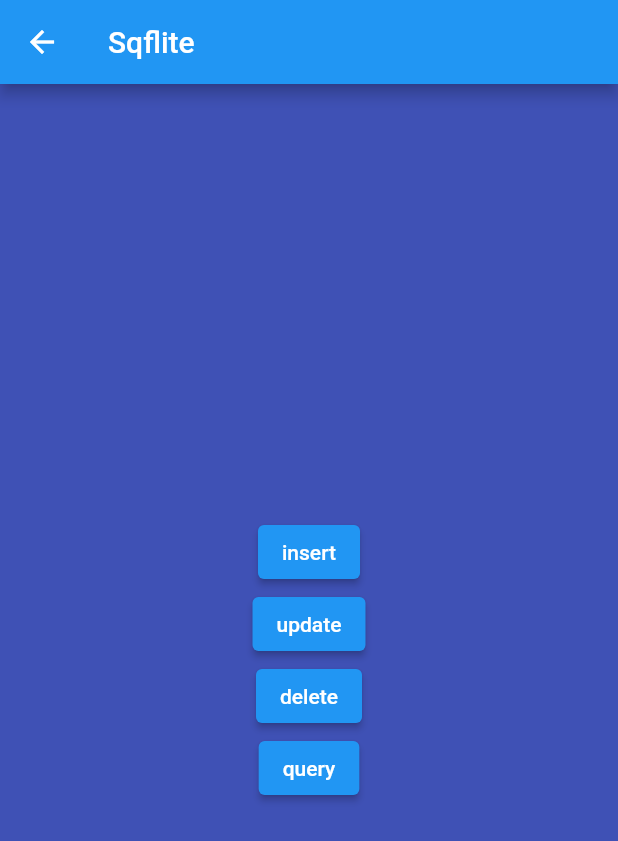
After one commit to poseidonKey/my_karaoke_new_sql, a Flutter app: the screen it shows after launch, after a tap on "SQL Test -- GG Teacher", on a phone screen of 412 x 824 dp. The commit adds this screen. Shown: the top 841 px of the screen. Run offline on Flutter 3.47's test engine with Material 2 defaults, Android fonts, the light colour scheme and no system bars; our stand-ins replace sqflite; accounts and stored records are empty.

Commit message:
sql 테스트 까지

```diff
--- a/lib/main.dart
+++ b/lib/main.dart
@@ -1,7 +1,13 @@
 import 'package:flutter/material.dart';
 import 'package:my_karaoke_new_sql/providers/my_changenotifier_provider.dart';
 import 'package:my_karaoke_new_sql/screens/my_changenotifierprovider_screen.dart';
+import 'package:my_karaoke_new_sql/screens/songs_list_screen.dart';
+import 'package:my_karaoke_new_sql/screens/sql_test_gg_screen.dart';
+import 'package:my_karaoke_new_sql/screens/test_data_create.dart';
 import 'package:provider/provider.dart';
+
+import 'datas/song_item.dart';
+import 'db/db_helper.dart';
 
 void main() => runApp(const MyApp());
 
@@ -45,6 +51,23 @@ class MyHomePage extends StatelessWidget {
                   Navigator.push(
                     context,
                     MaterialPageRoute(builder: (context) {
+                      return const TestDataCreate();
+                    }),
+                  );
+                },
+                child: const Text(
+                  'Test SQL Manage',
+                  style: TextStyle(fontSize: 20),
+                ),
+              ),
+              const SizedBox(
+                height: 20,
+              ),
+              ElevatedButton(
+                onPressed: () {
+                  Navigator.push(
+                    context,
+                    MaterialPageRoute(builder: (context) {
                       return const MyChangeNotifierProviderScreen();
                     }),
                   );
@@ -54,10 +77,69 @@ class MyHomePage extends StatelessWidget {
                   style: TextStyle(fontSize: 20),
                 ),
               ),
+              const SizedBox(
+                height: 20,
+              ),
+              ElevatedButton(
+                onPressed: () {
+                  Navigator.push(
+                    context,
+                    MaterialPageRoute(builder: (context) {
+                      return const SongsListScreen();
+                    }),
+                  );
+                },
+                child: const Text(
+                  'My Song Load',
+                  style: TextStyle(fontSize: 20),
+                ),
+              ),
+              const SizedBox(
+                height: 20,
+              ),
+              ElevatedButton(
+                onPressed: () {
+                  Navigator.push(
+                    context,
+                    MaterialPageRoute(builder: (context) {
+                      return const SongsListScreen();
+                    }),
+                  );
+                },
+                child: const Text(
+                  'My Song Test data load ',
+                  style: TextStyle(fontSize: 20),
+                ),
+              ),
+              const SizedBox(
+                height: 20,
+              ),
+              ElevatedButton(
+                onPressed: () {
+                  Navigator.push(
+                    context,
+                    MaterialPageRoute(builder: (context) {
+                      return const SQLTestGGScreen();
+                    }),
+                  );
+                },
+                child: const Text(
+                  'SQL Test -- GG Teacher',
+                  style: TextStyle(fontSize: 20),
+                ),
+              ),
             ],
           ),
         ),
       ),
     );
   }
+
+  Future showData() async {
+    DbHelper helper = DbHelper();
+    List<SongItem>? songList;
+    await helper.openDb();
+    songList = await helper.getLists();
+    print(songList.length);
+  }
 }
--- /dev/null
+++ b/lib/screens/sql_test_gg_screen.dart
@@ -0,0 +1,123 @@
+import 'package:flutter/material.dart';
+import 'package:sqflite/sqflite.dart';
+
+class SQLTestGGScreen extends StatefulWidget {
+  const SQLTestGGScreen({super.key});
+
+  @override
+  State<SQLTestGGScreen> createState() => _SQLTestGGScreenState();
+}
+
+class _SQLTestGGScreenState extends State<SQLTestGGScreen> {
+  @override
+  void initState() {
+    super.initState();
+    _createTable();
+  }
+
+  var db;
+
+  _createTable() async {
+    db = await openDatabase("my_db.db", version: 1,
+        onCreate: (Database db, int version) async {
+      await db.execute('''
+            CREATE TABLE User (
+              id INTEGER PRIMARY KEY,
+              name TEXT,
+              address Text
+            )
+            ''');
+    }, onUpgrade: (Database db, int oldVersion, int newVersion) {});
+  }
+
+  int lastId = 0;
+
+  insert() async {
+    lastId++;
+    User user = User.fromData('name$lastId', 'seoul$lastId');
+    lastId = await db.insert("User", user.toMap());
+    print('${user.toMap()}');
+  }
+
+  update() async {
+    User user = User.fromData('name${lastId - 1}', 'seoul${lastId - 1}');
+    await db.update("User", user.toMap(), where: 'id=?', whereArgs: [lastId]);
+  }
+
+  delete() async {
+    await db.delete('User', where: 'id=?', whereArgs: [lastId]);
+    lastId--;
+  }
+
+  query() async {
+    List<Map> maps = await db.query(
+      'User',
+      columns: ['id', 'name', 'address'],
+    );
+    List<User> users = List.empty(growable: true);
+    for (var element in maps) {
+      users.add(User.fromMap(element as Map<String, Object?>));
+    }
+    if (maps.isNotEmpty) {
+      print('select: ${maps.first}');
+    }
+    for (var user in users) {
+      print('${user.name}');
+    }
+  }
+
+  @override
+  Widget build(BuildContext context) {
+    return Scaffold(
+      appBar: AppBar(title: const Text("Sqflite")),
+      body: Container(
+        color: Colors.indigo,
+        child: Center(
+          child: Column(
+            mainAxisAlignment: MainAxisAlignment.center,
+            children: (<Widget>[
+              ElevatedButton(
+                onPressed: insert,
+                child: const Text('insert'),
+              ),
+              ElevatedButton(
+                onPressed: update,
+                child: const Text('update'),
+              ),
+              ElevatedButton(
+                onPressed: delete,
+                child: const Text('delete'),
+              ),
+              ElevatedButton(
+                onPressed: query,
+                child: const Text('query'),
+              ),
+            ]),
+          ),
+        ),
+      ),
+    );
+  }
+}
+
+class User {
+  int? id;
+  String? name;
+  String? address;
+
+  Map<String, Object?> toMap() {
+    var map = <String, Object?>{"name": name, "address": address};
+    if (id != null) {
+      map["id"] = id;
+    }
+    return map;
+  }
+
+  User.fromData(this.name, this.address);
+
+  User.fromMap(Map<String, Object?> map) {
+    id = map["id"] as int;
+    name = map['name'] as String;
+    address = map['address'] as String;
+  }
+}
```
Also changed, not shown: lib/datas/song_item.dart (added, +13 -0 lines), lib/db/db_helper.dart (added, +61 -0 lines), lib/screens/songs_list_screen.dart (added, +67 -0 lines), lib/screens/test_data_create.dart (added, +71 -0 lines), 1 other file.
